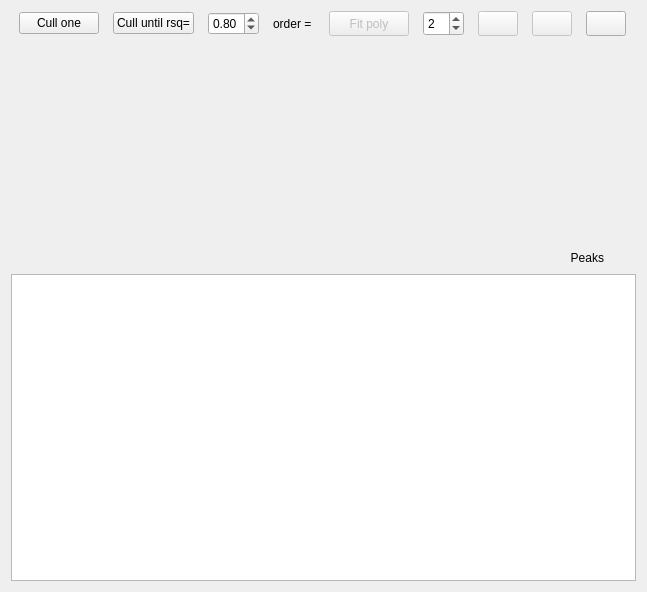
This is forms/form_fwhm_calibration.ui in usnistgov/qpx-gamma as Qt 5 draws it before an edit. The edited form follows.
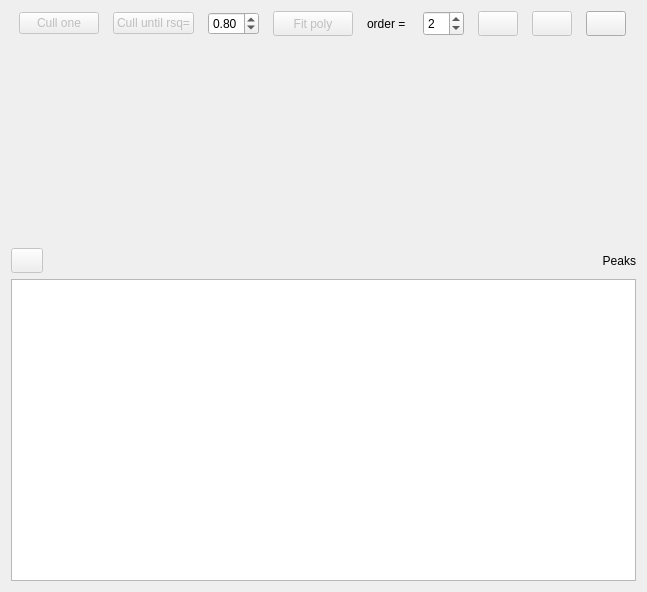
This is the edited form. Icons and pictures are not drawn. Custom widgets are drawn as their Qt base class.

Diff of the .ui file:
```diff
--- a/forms/form_fwhm_calibration.ui
+++ b/forms/form_fwhm_calibration.ui
@@ -27,6 +27,9 @@
       <layout class="QHBoxLayout" name="horizontalLayout_4">
        <item>
         <widget class="QPushButton" name="pushCullOne">
+         <property name="enabled">
+          <bool>false</bool>
+         </property>
          <property name="sizePolicy">
           <sizepolicy hsizetype="Maximum" vsizetype="Fixed">
            <horstretch>0</horstretch>
@@ -43,6 +46,9 @@
        </item>
        <item>
         <widget class="QPushButton" name="pushCullUntil">
+         <property name="enabled">
+          <bool>false</bool>
+         </property>
          <property name="sizePolicy">
           <sizepolicy hsizetype="Maximum" vsizetype="Fixed">
            <horstretch>0</horstretch>
@@ -76,31 +82,6 @@
          </property>
         </widget>
        </item>
-       <item>
-        <widget class="QLabel" name="label">
-         <property name="sizePolicy">
-          <sizepolicy hsizetype="Fixed" vsizetype="Preferred">
-           <horstretch>0</horstretch>
-           <verstretch>0</verstretch>
-          </sizepolicy>
-         </property>
-         <property name="minimumSize">
-          <size>
-           <width>0</width>
-           <height>25</height>
-          </size>
-         </property>
-         <property name="maximumSize">
-          <size>
-           <width>16777215</width>
-           <height>25</height>
-          </size>
-         </property>
-         <property name="text">
-          <string>order = </string>
-         </property>
-        </widget>
-       </item>
        <item>
         <spacer name="horizontalSpacer_5">
          <property name="minimumSize">
@@ -164,6 +145,31 @@
          </property>
         </widget>
        </item>
+       <item>
+        <widget class="QLabel" name="label">
+         <property name="sizePolicy">
+          <sizepolicy hsizetype="Fixed" vsizetype="Preferred">
+           <horstretch>0</horstretch>
+           <verstretch>0</verstretch>
+          </sizepolicy>
+         </property>
+         <property name="minimumSize">
+          <size>
+           <width>0</width>
+           <height>25</height>
+          </size>
+         </property>
+         <property name="maximumSize">
+          <size>
+           <width>16777215</width>
+           <height>25</height>
+          </size>
+         </property>
+         <property name="text">
+          <string>order = </string>
+         </property>
+        </widget>
+       </item>
        <item>
         <widget class="QSpinBox" name="spinTerms">
          <property name="enabled">
@@ -337,30 +343,40 @@
             <number>0</number>
            </property>
            <item>
-            <widget class="QLabel" name="label_3">
+            <widget class="QPushButton" name="pushRemovePeak">
+             <property name="enabled">
+              <bool>false</bool>
+             </property>
              <property name="sizePolicy">
-              <sizepolicy hsizetype="Preferred" vsizetype="Fixed">
+              <sizepolicy hsizetype="Maximum" vsizetype="Maximum">
                <horstretch>0</horstretch>
                <verstretch>0</verstretch>
               </sizepolicy>
              </property>
              <property name="minimumSize">
               <size>
-               <width>0</width>
-               <height>20</height>
+               <width>32</width>
+               <height>25</height>
               </size>
              </property>
              <property name="maximumSize">
               <size>
-               <width>16777215</width>
+               <width>32</width>
                <height>25</height>
               </size>
              </property>
              <property name="text">
-              <string>Peaks</string>
+              <string/>
              </property>
-             <property name="alignment">
-              <set>Qt::AlignRight|Qt::AlignTrailing|Qt::AlignVCenter</set>
+             <property name="icon">
+              <iconset resource="qpxres.qrc">
+               <normaloff>:/new/icons/oxy/editdelete.png</normaloff>:/new/icons/oxy/editdelete.png</iconset>
+             </property>
+             <property name="iconSize">
+              <size>
+               <width>18</width>
+               <height>18</height>
+              </size>
              </property>
             </widget>
            </item>
@@ -380,6 +396,34 @@
              </property>
             </spacer>
            </item>
+           <item>
+            <widget class="QLabel" name="label_3">
+             <property name="sizePolicy">
+              <sizepolicy hsizetype="Preferred" vsizetype="Fixed">
+               <horstretch>0</horstretch>
+               <verstretch>0</verstretch>
+              </sizepolicy>
+             </property>
+             <property name="minimumSize">
+              <size>
+               <width>0</width>
+               <height>20</height>
+              </size>
+             </property>
+             <property name="maximumSize">
+              <size>
+               <width>16777215</width>
+               <height>25</height>
+              </size>
+             </property>
+             <property name="text">
+              <string>Peaks</string>
+             </property>
+             <property name="alignment">
+              <set>Qt::AlignRight|Qt::AlignTrailing|Qt::AlignVCenter</set>
+             </property>
+            </widget>
+           </item>
           </layout>
          </item>
          <item>
```
Left out of the diff: 13 changed lines with no effect on the pictures.
